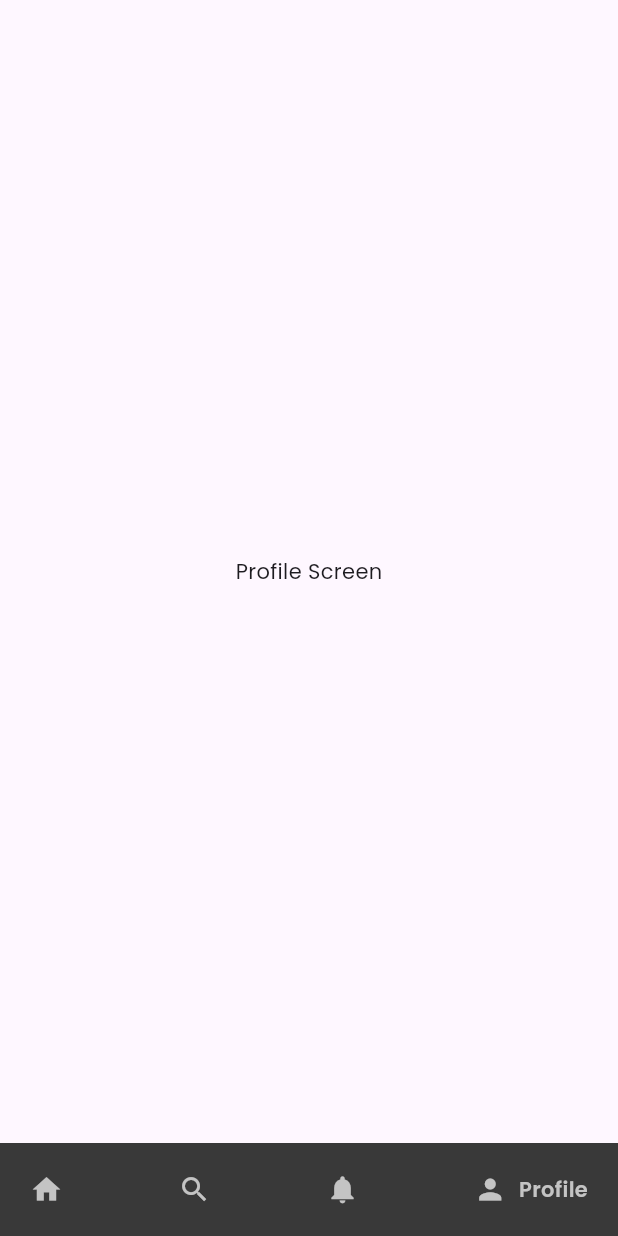
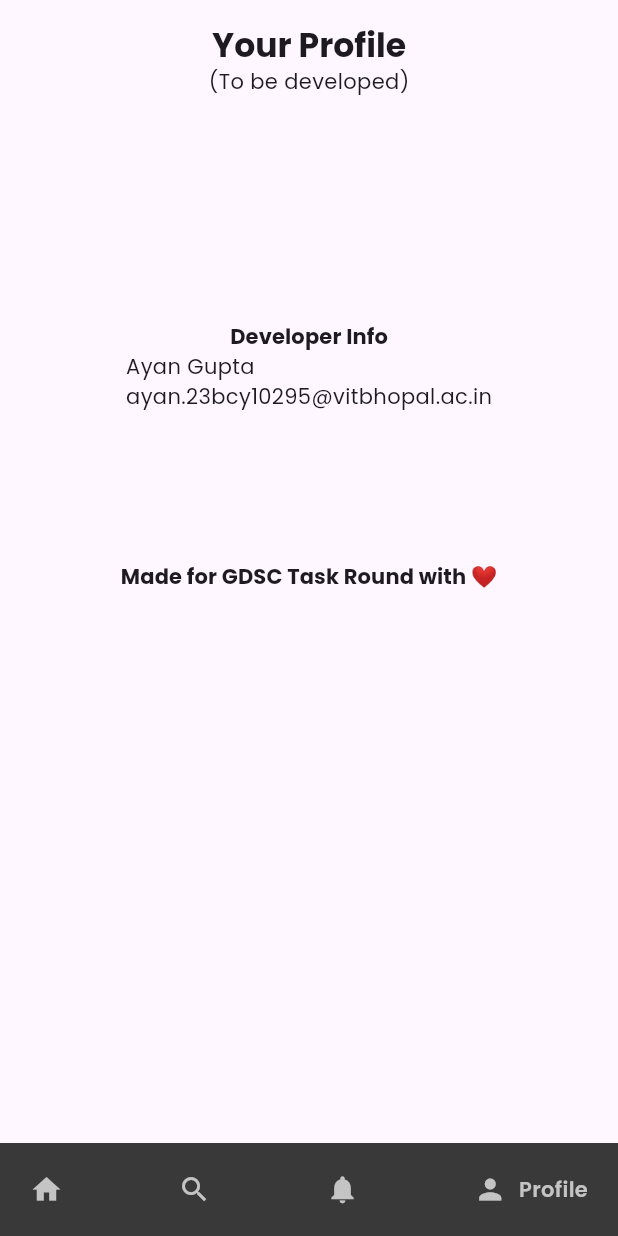
Before and after one commit to xkaper001/shoe_shopping_app, a Flutter app: the screen it shows after launch, swiped to page 4, on a phone screen of 412 x 824 dp. Run offline on Flutter 3.47's test engine with Material 3 defaults, Android fonts, the phone set to English and light mode, and no system bars; drawn by our look-alikes of google_nav_bar; our stand-ins replace gap, google_fonts.

Commit message:
updated other screens

```diff
--- a/lib/screens/profile.dart
+++ b/lib/screens/profile.dart
@@ -1,13 +1,50 @@
 import 'package:flutter/material.dart';
+import 'package:gap/gap.dart';
 
 class ProfileScreen extends StatelessWidget {
   const ProfileScreen({super.key});
 
   @override
   Widget build(BuildContext context) {
-    return Container(
-      child: const Center(
-        child: Text("Profile Screen"),
+    return SafeArea(
+      child: Padding(
+        padding: const EdgeInsets.all(16),
+        child: Column(
+          children: [
+            Text(
+              "Your Profile",
+              style: Theme.of(context)
+                  .textTheme
+                  .titleLarge!
+                  .copyWith(fontWeight: FontWeight.bold),
+            ),
+            const Text('(To be developed)'),
+            const Gap(150),
+            Column(
+              children: [
+                Text(
+                  "Developer Info",
+                  style: Theme.of(context)
+                      .textTheme
+                      .titleSmall!
+                      .copyWith(fontWeight: FontWeight.bold),
+                ),
+                const Text("""Ayan Gupta\nayan.23bcy10295@vitbhopal.ac.in"""),
+                const Gap(100),
+                Align(
+                  alignment: Alignment.bottomCenter,
+                  child: Text(
+                    "Made for GDSC Task Round with ❤️",
+                    style: Theme.of(context)
+                        .textTheme
+                        .titleSmall!
+                        .copyWith(fontWeight: FontWeight.bold),
+                  ),
+                ),
+              ],
+            ),
+          ],
+        ),
       ),
     );
   }
```
Also changed, not shown: lib/screens/notifications.dart (+15 -3 lines), lib/screens/search.dart (+15 -3 lines), 1 other file.
